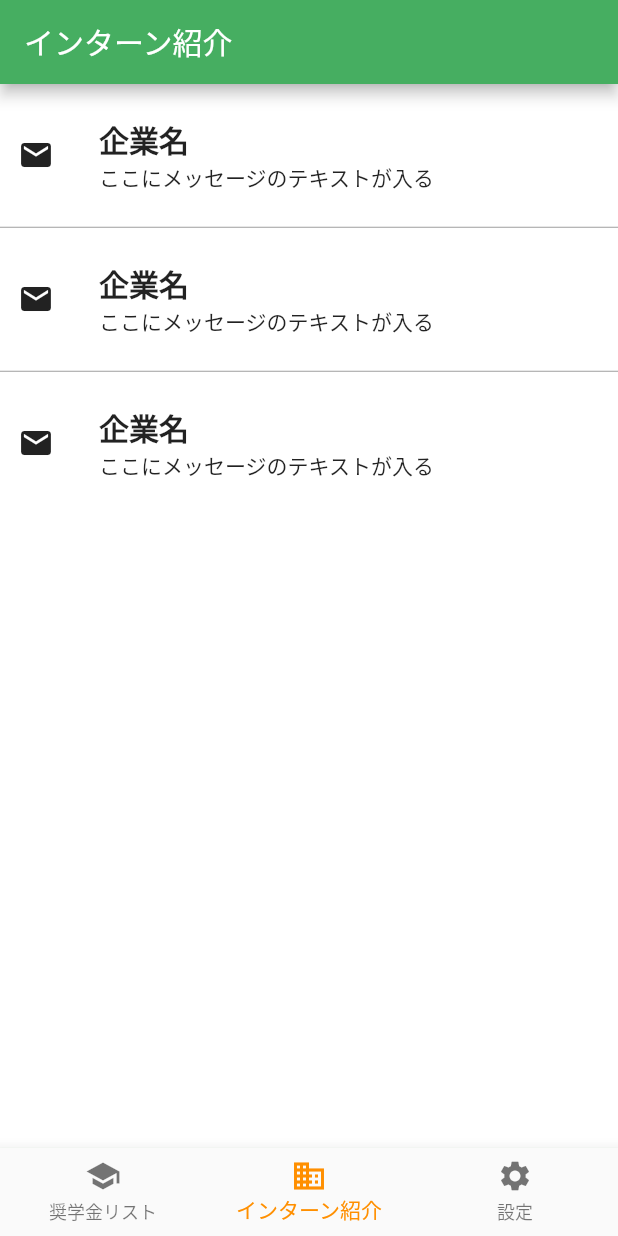
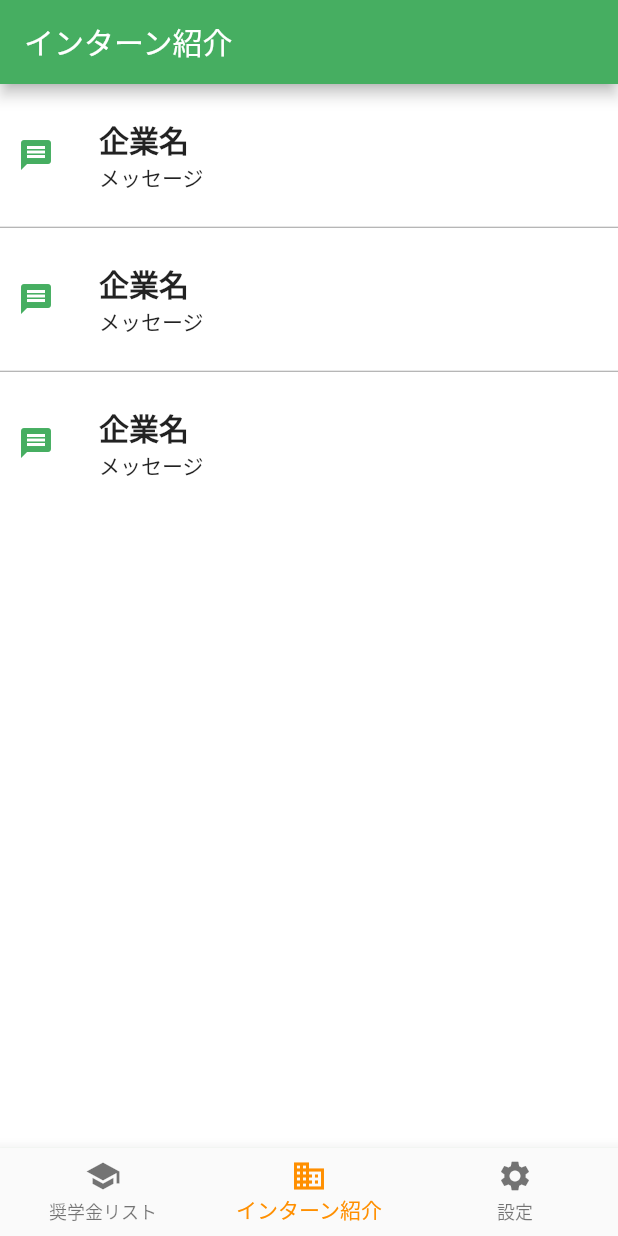
Before and after one commit to mafreud/developer_bidding, a Flutter app: the screen it shows after launch, item 2 of the bottom bar chosen, on a phone screen of 412 x 824 dp. Run offline on Flutter 3.47's test engine with Material 2 defaults, Android fonts, the phone set to English and light mode, and no system bars; our stand-ins replace animated_text_kit, cloud_firestore, firebase_auth, modal_progress_hud; accounts and stored records are empty.

Commit message:
change UIs

```diff
--- a/lib/screens/chat_list_screen.dart
+++ b/lib/screens/chat_list_screen.dart
@@ -39,6 +39,12 @@ class _ChatListScreenState extends State<ChatListScreen> {
 }
 
 class ChatListCard extends StatelessWidget {
+//クラスを作ろうとしたけど、諦めた
+//  final String companyName;
+//  final String companyMessage;
+//
+//  ChatListCard({@required this.companyName, @required this.companyMessage})
+
   @override
   Widget build(BuildContext context) {
     return GestureDetector(
@@ -53,7 +59,7 @@ class ChatListCard extends StatelessWidget {
           padding: const EdgeInsets.all(12.0),
           child: Row(
             children: <Widget>[
-              Icon(Icons.email),
+              Icon(Icons.message, color: easyFundMainColor),
               Padding(
                 padding:
                     const EdgeInsets.only(top: 10.0, bottom: 10.0, left: 30.0),
@@ -65,7 +71,7 @@ class ChatListCard extends StatelessWidget {
                       style: kBoldTextStyle,
                       textAlign: TextAlign.left,
                     ),
-                    Text('ここにメッセージのテキストが入る')
+                    Text('メッセージ'),
                   ],
                 ),
               )
```
Also changed, not shown: 1 other file.
